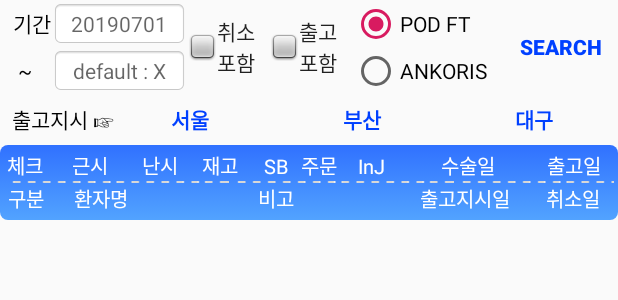
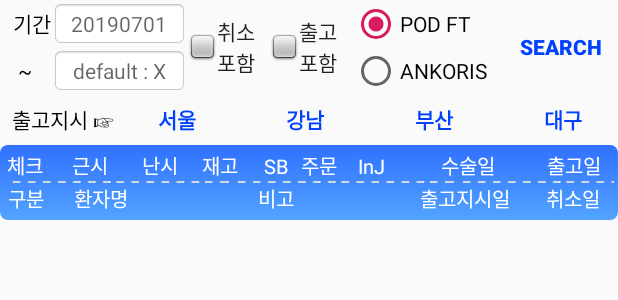
Before and after one commit to WJ-IT/WJAPP_NEW, an Android app: the layout content_wj_podft_jisi.xml on its own in the app's theme, with its tools: preview values and no code run, on a phone screen of 412 x 824 dp. Shown: the top 300 px of the screen. Run offline under Robolectric (Android 15) with nearby library versions, the phone set to English and light mode, and no system bars.

Commit message:
노트북 처음올림 코틀린 버전 업

```diff
--- a/app/src/main/res/layout/content_wj_podft_jisi.xml
+++ b/app/src/main/res/layout/content_wj_podft_jisi.xml
@@ -50,7 +50,8 @@
                     android:ems="10"
                     android:hint="20190701"
                     android:inputType="number"
-                        android:textColor="@android:color/black" />
+                    android:textColor="@android:color/black"
+                    tools:ignore="TouchTargetSizeCheck" />
             </TableRow>
 
             <TableRow
@@ -76,7 +77,8 @@
                     android:ems="10"
                     android:hint="default : X"
                     android:inputType="number"
-                        android:textColor="@android:color/black" />
+                    android:textColor="@android:color/black"
+                    tools:ignore="TouchTargetSizeCheck" />
             </TableRow>
 
         </TableLayout>
@@ -116,24 +118,27 @@
                 android:layout_width="match_parent"
                 android:layout_height="wrap_content"
                 android:checked="true"
-                    android:text="POD FT"
-                    android:textSize="14dp" />
+                android:text="@string/podftJisiItemGbnPodft"
+                android:textSize="14sp"
+                tools:ignore="TouchTargetSizeCheck" />
 
             <RadioButton
                 android:id="@+id/rbtnAnkoris"
                 android:layout_width="match_parent"
                 android:layout_height="wrap_content"
-                    android:text="ANKORIS"
-                    android:textSize="14dp" />
+                android:text="@string/podftJisiItemGbnAnkoris"
+                android:textSize="14sp"
+                tools:ignore="TouchTargetSizeCheck" />
         </RadioGroup>
 
         <Button
-                android:text="@android:string/search_go"
+            android:id="@+id/btnJisiSearch"
+            style="@style/ButtonTheme"
             android:layout_width="0dp"
             android:layout_height="40dp"
-                android:id="@+id/btnJisiSearch"
             android:layout_weight="15"
-                style="@style/ButtonTheme"/>
+            android:text="@android:string/search_go"
+            tools:ignore="TouchTargetSizeCheck" />
     </LinearLayout>
 
     <LinearLayout
@@ -150,7 +155,7 @@
             >
 
         <TextView
-                android:text="출고지시 ☞"
+                android:text="@string/podftJisiLocSelText"
                 android:layout_width="wrap_content"
                 android:layout_height="wrap_content"
                 android:id="@+id/textView142"
@@ -158,41 +163,58 @@
                 android:textColor="@android:color/black"/>
 
         <Button
-                android:text="서울"
-                android:layout_width="wrap_content"
+            android:id="@+id/btnJisiSeoul"
+            style="@style/ButtonTheme"
+            android:layout_width="0dp"
             android:layout_height="30dp"
-                android:id="@+id/btnJisiSeoul"
-                android:layout_weight="1"
-                style="@style/ButtonTheme"/>
+            android:layout_weight="2"
+            android:text="@string/podftJisiLocSeoul"
+            tools:ignore="TouchTargetSizeCheck" />
 
         <TextView
-                android:layout_width="wrap_content"
+            android:id="@+id/textView145"
+            android:layout_width="0dp"
             android:layout_height="wrap_content"
-                android:id="@+id/textView145"
-                android:layout_weight="3"/>
+            android:layout_weight="1" />
 
         <Button
-                android:text="부산"
-                android:layout_width="wrap_content"
+            android:id="@+id/btnJisiGangnam"
+            style="@style/ButtonTheme"
+            android:layout_width="0dp"
             android:layout_height="30dp"
-                android:id="@+id/btnJisiBusan"
-                android:layout_weight="1"
-                style="@style/ButtonTheme"
-                />
+            android:layout_weight="2"
+            android:text="@string/podftJisiLocGangnam"
+            tools:ignore="TouchTargetSizeCheck" />
 
         <TextView
-                android:layout_width="wrap_content"
+            android:id="@+id/textView53"
+            android:layout_width="0dp"
             android:layout_height="wrap_content"
-                android:id="@+id/textView147"
-                android:layout_weight="3"/>
+            android:layout_weight="1" />
 
         <Button
-                android:text="대구"
-                android:layout_width="wrap_content"
+            android:id="@+id/btnJisiBusan"
+            style="@style/ButtonTheme"
+            android:layout_width="0dp"
             android:layout_height="30dp"
+            android:layout_weight="2"
+            android:text="@string/podftJisiLocBusan"
+            tools:ignore="TouchTargetSizeCheck" />
+
+        <TextView
+            android:id="@+id/textView147"
+            android:layout_width="0dp"
+            android:layout_height="wrap_content"
+            android:layout_weight="1" />
+
+        <Button
             android:id="@+id/btnJisiDaegu"
-                android:layout_weight="1"
-                style="@style/ButtonTheme"/>
+            style="@style/ButtonTheme"
+            android:layout_width="0dp"
+            android:layout_height="30dp"
+            android:layout_weight="2"
+            android:text="@string/podftJisiLocDaegu"
+            tools:ignore="TouchTargetSizeCheck" />
     </LinearLayout>
 
     <TableLayout
--- a/app/src/main/res/values/array.xml
+++ b/app/src/main/res/values/array.xml
@@ -19,6 +19,7 @@
         <item>서울창고</item>
         <item>부산창고</item>
         <item>대구창고</item>
+        <item>강남창고</item>
     </string-array>
 
     <string-array name="team_list">
--- a/app/src/main/res/values/strings.xml
+++ b/app/src/main/res/values/strings.xml
@@ -105,4 +105,11 @@
     <string name="hello_second_fragment">Hello second fragment. Arg: %1$s</string>
     <string name="title_activity_jego_josa">JegoJosaActivity</string>
     <string name="title_activity_jego_in_josa">JegoInJosaActivity</string>
+    <string name="podftJisiLocSelText">출고지시 ☞</string>
+    <string name="podftJisiLocSeoul">서울</string>
+    <string name="podftJisiLocBusan">부산</string>
+    <string name="podftJisiLocDaegu">대구</string>
+    <string name="podftJisiLocGangnam">강남</string>
+    <string name="podftJisiItemGbnAnkoris">ANKORIS</string>
+    <string name="podftJisiItemGbnPodft">POD FT</string>
 </resources>
--- a/build.gradle
+++ b/build.gradle
@@ -8,7 +8,7 @@ buildscript {
         jcenter()
     }
     dependencies {
-        classpath 'com.android.tools.build:gradle:4.1.3'
+        classpath 'com.android.tools.build:gradle:7.2.0'
         classpath "org.jetbrains.kotlin:kotlin-gradle-plugin:$kotlin_version"
 
         // NOTE: Do not place your application dependencies here; they belong
```
Also changed, not shown: app/src/main/java/wjm/co/kr/wjapp_new/WjPodftJisiActivity.kt (+12 -0 lines), app/src/main/res/layout/content_wj_order.xml (+34 -17 lines), gradle/wrapper/gradle-wrapper.properties, 1 other file. Lines whose indentation alone changed are shown as unchanged.
